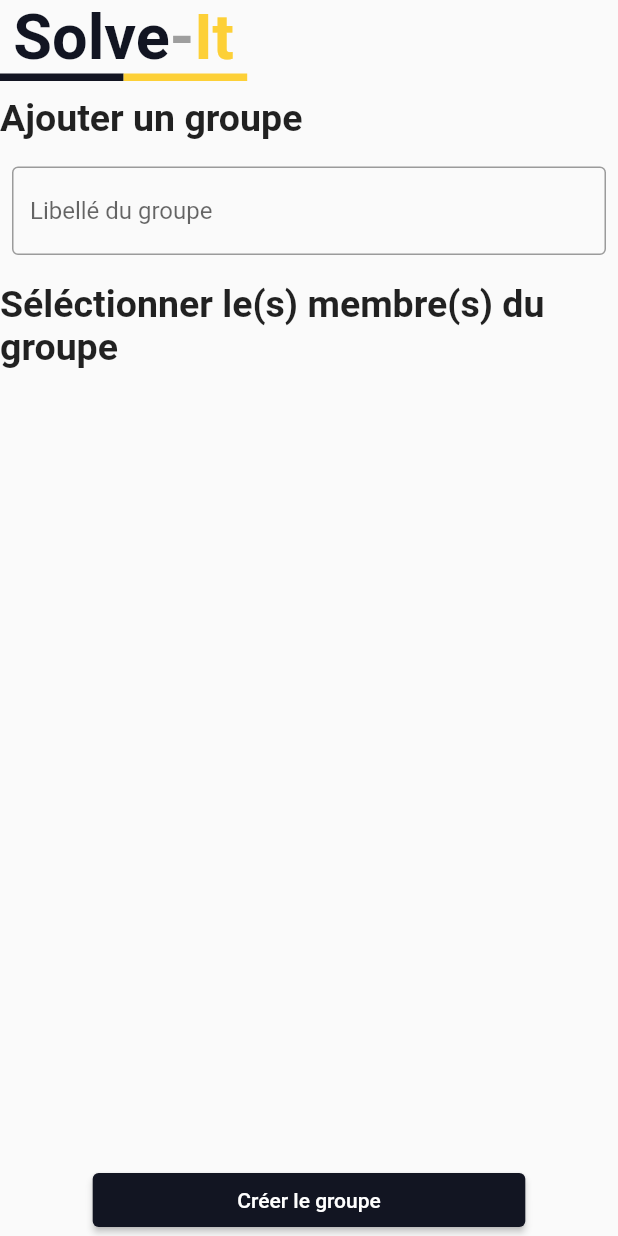
After one commit to salmaoussahi/solve__it__project_-flutter_firebase_bloc-, a Flutter app: the AllUsrers screen opened directly, on a phone screen of 412 x 824 dp. The commit adds this screen. Run offline on Flutter 3.47's test engine with Material 2 defaults, Android fonts, the phone set to English and light mode, and no system bars; our stand-ins replace bloc, cloud_firestore, email_validator, equatable, firebase_auth, firebase_core and 3 more; accounts and stored records are empty.

Commit message:
group add v1

```diff
--- a/lib/bloc/groupe/groupe_event.dart
+++ b/lib/bloc/groupe/groupe_event.dart
@@ -6,3 +6,9 @@ abstract class GroupeEvent extends Equatable {
   @override
   List<Object> get props => [];
 }
+
+class AddgroupRequest extends GroupeEvent {
+  final String libelle;
+
+  AddgroupRequest(this.libelle);
+}
--- /dev/null
+++ b/lib/pages/Groupe/allUsers.dart
@@ -0,0 +1,115 @@
+import 'package:cloud_firestore/cloud_firestore.dart';
+import 'package:flutter/material.dart';
+import 'package:flutterfirebase/pages/Groupe/multiselect.dart';
+import 'package:flutterfirebase/palette.dart';
+import 'package:flutterfirebase/widget/solvit.logo.dart';
+
+class AllUsrers extends StatefulWidget {
+  @override
+  State<AllUsrers> createState() => _AllUsrersState();
+}
+
+class _AllUsrersState extends State<AllUsrers> {
+  final Stream<QuerySnapshot> users =
+      FirebaseFirestore.instance.collection('UserData').snapshots();
+
+
+  @override
+  Widget build(BuildContext context) {
+    return Scaffold(
+      body: SafeArea(
+        child: Column(
+          children: [
+             Row(
+            children: [
+              SlovitLogo(),
+            ],
+          ),
+          SizedBox(
+            height: 10,
+          ),
+            Row(
+              mainAxisAlignment: MainAxisAlignment.start,
+              children: [
+                Text(
+                  "Ajouter un groupe",
+                  style: TextStyle(fontSize: 25, fontWeight: FontWeight.bold),
+                ),
+              ],
+            ),
+            SizedBox(
+              height: 10,
+            ),
+            Form(
+              child: Column(
+                children: [
+                  Padding(
+                    padding: const EdgeInsets.all(8.0),
+                    child: TextFormField(
+                      decoration: const InputDecoration(
+                        hintText: "Libellé du groupe",
+                        border: OutlineInputBorder(),
+                      ),
+                      autovalidateMode: AutovalidateMode.onUserInteraction,
+                    ),
+                  ),
+                  const SizedBox(
+                    height: 10,
+                  ),
+                  Center(
+                    child: Text(
+                      "Séléctionner le(s) membre(s) du groupe",
+                      style:
+                          TextStyle(fontSize: 25, fontWeight: FontWeight.bold),
+                    ),
+                  ),
+                  const SizedBox(
+                    height: 12,
+                  ),
+                ],
+              ),
+            ),
+            Expanded(
+              child: StreamBuilder<QuerySnapshot>(
+                stream: users,
+                builder: (BuildContext context,
+                    AsyncSnapshot<QuerySnapshot> snapshot) {
+                  if (snapshot.hasError) {
+                    return Text('error');
+                  }
+                  if (snapshot.connectionState == ConnectionState.waiting) {
+                    return Container();
+                  }
+                  final data = snapshot.requireData;
+                  print(users.runtimeType);
+                  print(data.runtimeType);
+                  return ListView.builder(
+                      itemCount: data.size,
+                      itemBuilder: (context, index) {
+                        return ListTile(
+                          title: Text('${data.docs[index]['email']}'),
+                          subtitle: Text(
+                              '${data.docs[index]['first_name']} ${data.docs[index]['last_name']}',
+                              style: TextStyle(color: Palette.yellow)),
+                        );
+                      });
+                },
+              ),
+            ),
+            SizedBox(
+              width: MediaQuery.of(context).size.width * 0.7,
+              child: ElevatedButton(
+                style: ElevatedButton.styleFrom(primary: Palette.blue),
+                onPressed: () {},
+                child: const Text(
+                  'Créer le groupe',
+                  style: TextStyle(color: Colors.white),
+                ),
+              ),
+            ),
+          ],
+        ),
+      ),
+    );
+  }
+}
--- a/lib/pages/Groupee/groupe.dart
+++ b/lib/pages/Groupe/groupe.dart
@@ -1,5 +1,6 @@
 import 'package:flutter/material.dart';
-import 'package:flutterfirebase/pages/Groupee/add.groupe.dart';
+import 'package:flutterfirebase/pages/Groupe/add.groupe.dart';
+import 'package:flutterfirebase/pages/Groupe/allUsers.dart';
 import 'package:flutterfirebase/palette.dart';
 import 'package:flutterfirebase/widget/solvit.logo.dart';
 
@@ -33,7 +34,7 @@ class _GroupeState extends State<Groupe> {
                       Navigator.push(
                           context,
                           MaterialPageRoute(
-                              builder: ((context) => AddGroupe())));
+                              builder: ((context) => AllUsrers())));
                     },
                   ),
                 ),
--- a/lib/pages/home.dart
+++ b/lib/pages/home.dart
@@ -3,7 +3,7 @@ import 'package:flutter/material.dart';
 import 'package:flutterfirebase/pages/Authentication/Logout/logout.dart';
 import 'package:flutterfirebase/pages/accueil.dart';
 import 'package:flutterfirebase/pages/Authentication/firstpage.dart';
-import 'package:flutterfirebase/pages/Groupee/groupe.dart';
+import 'package:flutterfirebase/pages/Groupe/groupe.dart';
 import 'package:flutterfirebase/pages/setting.dart';
 import 'package:flutterfirebase/palette.dart';
 
--- a/pubspec.yaml
+++ b/pubspec.yaml
@@ -73,7 +73,7 @@ flutter:
   assets:
     - assets/lamp.svg
     - assets/image1.svg
-  #   - images/a_dot_ham.jpeg
+    - assets/ressetpassword.svg
 
   # An image asset can refer to one or more resolution-specific "variants", see
   # https://flutter.dev/assets-and-images/#resolution-aware
```
Also changed, not shown: lib/bloc/groupe/groupe_bloc.dart (+19 -2 lines), lib/bloc/groupe/groupe_state.dart (+25 -4 lines), lib/pages/Authentication/SignIn/signin.dart (+33 -20 lines), lib/pages/Authentication/SignUp/signup.dart (+8 -2 lines), lib/pages/Authentication/firstpage.dart (+23 -7 lines), lib/pages/Authentication/forgot_password.dart (added, +97 -0 lines), lib/pages/Authentication/reset_password.dart (added, +81 -0 lines), lib/pages/Groupe/add.groupe.dart (renamed from lib/pages/Groupee/add.groupe.dart, +16 -14 lines), lib/pages/Profil.dart (+57 -11 lines), lib/pages/setting.dart (+8 -4 lines), lib/repository/groupe.repository.dart (+16 -1 lines), lib/repository/user.repository.dart (+6 -9 lines), assets/ressetpassword.svg (added), lib/pages/Groupe/multiselect.dart (renamed from lib/pages/Groupee/multiselect.dart), 1 other file.
